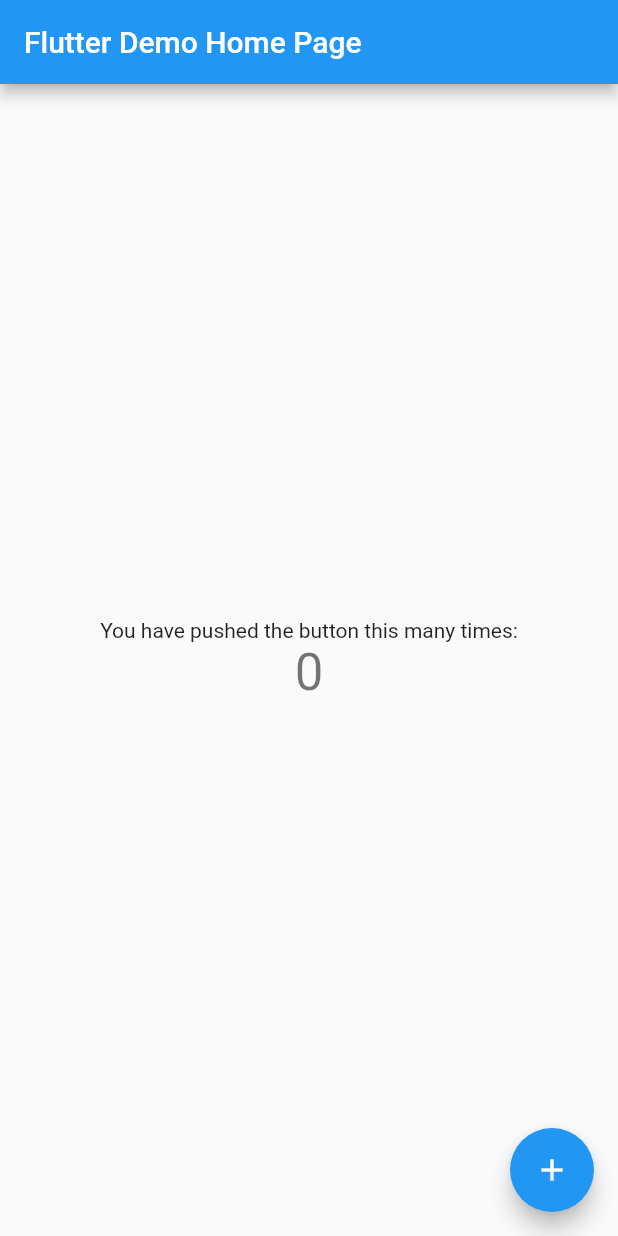
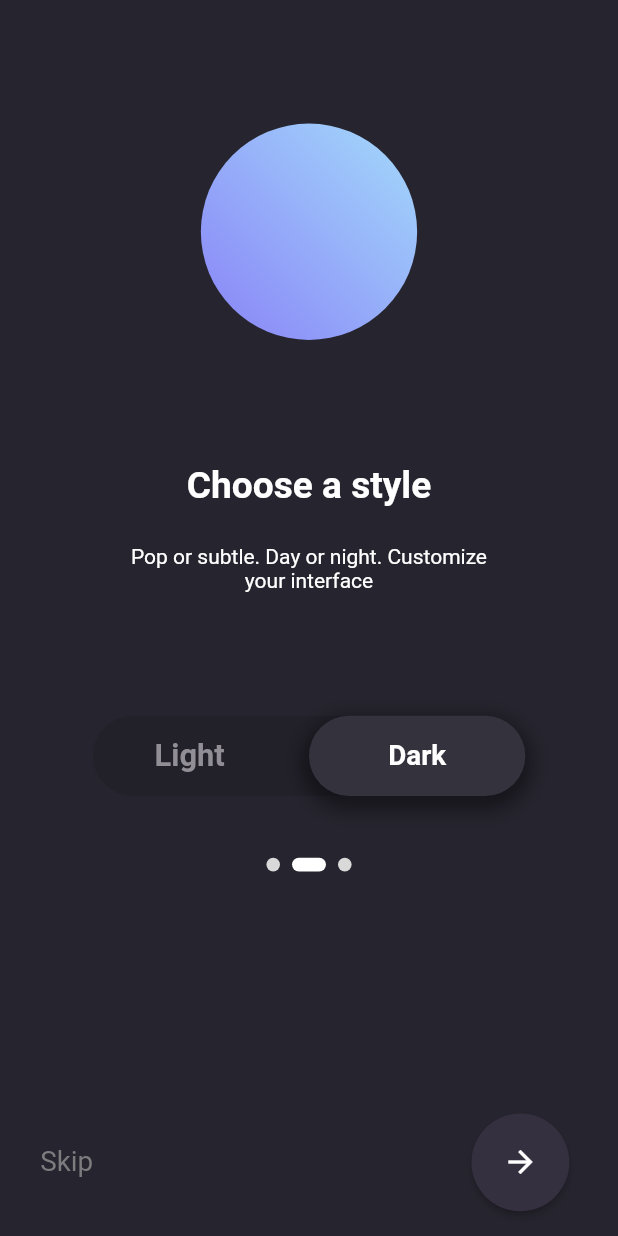
Before and after one commit to sayannath/Theme-Changer-App, a Flutter app: the screen it shows after launch, on a phone screen of 412 x 824 dp. Run offline on Flutter 3.47's test engine with Material 2 defaults, Android fonts, the phone set to English and light mode, and no system bars; our stand-ins replace hive; accounts and stored records are empty; Roboto replaces fonts that are missing (Rubik).

Commit message:
Initial Design

```diff
--- /dev/null
+++ b/lib/components/z_animated_toggle.dart
@@ -0,0 +1,85 @@
+import 'package:flutter/material.dart';
+import 'package:provider/provider.dart';
+import 'package:theme_app/models_providers/theme_provider.dart';
+
+
+class ZAnimatedToggle extends StatefulWidget {
+  final List<String> values;
+  final ValueChanged onToggleCallback;
+  ZAnimatedToggle({
+    Key key,
+    @required this.values,
+    @required this.onToggleCallback,
+  }) : super(key: key);
+
+  @override
+  _ZAnimatedToggleState createState() => _ZAnimatedToggleState();
+}
+
+class _ZAnimatedToggleState extends State<ZAnimatedToggle> {
+  @override
+  Widget build(BuildContext context) {
+    double width = MediaQuery.of(context).size.width;
+    final themeProvider = Provider.of<ThemeProvider>(context);
+    return Container(
+      width: width * .7,
+      height: width * .13,
+      child: Stack(
+        children: [
+          GestureDetector(
+            onTap: () {
+              widget.onToggleCallback(1);
+            },
+            child: Container(
+              width: width * .7,
+              height: width * .13,
+              decoration: ShapeDecoration(
+                  color: themeProvider.themeMode().toggleBackgroundColor,
+                  shape: RoundedRectangleBorder(
+                      borderRadius: BorderRadius.circular(width * .1))),
+              child: Row(
+                children: List.generate(
+                  widget.values.length,
+                  (index) => Padding(
+                    padding: EdgeInsets.symmetric(horizontal: width * .1),
+                    child: Text(
+                      widget.values[index],
+                      style: TextStyle(
+                          fontSize: width * .05,
+                          fontWeight: FontWeight.bold,
+                          color: Color(0xFF918f95)),
+                    ),
+                  ),
+                ),
+              ),
+            ),
+          ),
+          AnimatedAlign(
+            alignment: themeProvider.isLightTheme
+                ? Alignment.centerLeft
+                : Alignment.centerRight,
+            duration: Duration(milliseconds: 350),
+            curve: Curves.ease,
+            child: Container(
+              alignment: Alignment.center,
+              width: width * .35,
+              height: width * .13,
+              decoration: ShapeDecoration(
+                  color: themeProvider.themeMode().toggleButtonColor,
+                  shadows: themeProvider.themeMode().shadow,
+                  shape: RoundedRectangleBorder(
+                      borderRadius: BorderRadius.circular(width * .1))),
+              child: Text(
+                themeProvider.isLightTheme
+                    ? widget.values[0]
+                    : widget.values[1],
+                style: TextStyle(
+                    fontSize: width * .045, fontWeight: FontWeight.bold),
+              ),
+            ),
+          )
+        ],
+      ),
+    );
+  }
+}
--- a/lib/main.dart
+++ b/lib/main.dart
@@ -1,117 +1,58 @@
 import 'package:flutter/material.dart';
+import 'package:hive/hive.dart';
+import 'package:provider/provider.dart';
+import 'package:theme_app/pages/home_page.dart';
+import 'package:path_provider/path_provider.dart' as pathProvider;
+import 'package:theme_app/models_providers/theme_provider.dart';
 
-void main() {
-  runApp(MyApp());
+void main() async {
+  WidgetsFlutterBinding.ensureInitialized();
+  final appDocumentDirectory =
+      await pathProvider.getApplicationDocumentsDirectory();
+
+  Hive.init(appDocumentDirectory.path);
+
+  final settings = await Hive.openBox('settings');
+  bool isLightTheme = settings.get('isLightTheme') ?? false;
+
+  print(isLightTheme);
+
+  runApp(ChangeNotifierProvider(
+    create: (_) => ThemeProvider(isLightTheme: isLightTheme),
+    child: AppStart(),
+  ));
 }
 
-class MyApp extends StatelessWidget {
-  // This widget is the root of your application.
+// to ensure we have the themeProvider before the app starts lets make a few more changes.
+
+class AppStart extends StatelessWidget {
+  const AppStart({Key key}) : super(key: key);
+
   @override
   Widget build(BuildContext context) {
-    return MaterialApp(
-      title: 'Flutter Demo',
-      theme: ThemeData(
-        // This is the theme of your application.
-        //
-        // Try running your application with "flutter run". You'll see the
-        // application has a blue toolbar. Then, without quitting the app, try
-        // changing the primarySwatch below to Colors.green and then invoke
-        // "hot reload" (press "r" in the console where you ran "flutter run",
-        // or simply save your changes to "hot reload" in a Flutter IDE).
-        // Notice that the counter didn't reset back to zero; the application
-        // is not restarted.
-        primarySwatch: Colors.blue,
-        // This makes the visual density adapt to the platform that you run
-        // the app on. For desktop platforms, the controls will be smaller and
-        // closer together (more dense) than on mobile platforms.
-        visualDensity: VisualDensity.adaptivePlatformDensity,
-      ),
-      home: MyHomePage(title: 'Flutter Demo Home Page'),
+    ThemeProvider themeProvider = Provider.of<ThemeProvider>(context);
+    return MyApp(
+      themeProvider: themeProvider,
     );
   }
 }
 
-class MyHomePage extends StatefulWidget {
-  MyHomePage({Key key, this.title}) : super(key: key);
+class MyApp extends StatefulWidget with WidgetsBindingObserver {
+  final ThemeProvider themeProvider;
 
-  // This widget is the home page of your application. It is stateful, meaning
-  // that it has a State object (defined below) that contains fields that affect
-  // how it looks.
-
-  // This class is the configuration for the state. It holds the values (in this
-  // case the title) provided by the parent (in this case the App widget) and
-  // used by the build method of the State. Fields in a Widget subclass are
-  // always marked "final".
-
-  final String title;
-
+  const MyApp({Key key, @required this.themeProvider}) : super(key: key);
   @override
-  _MyHomePageState createState() => _MyHomePageState();
+  _MyAppState createState() => _MyAppState();
 }
 
-class _MyHomePageState extends State<MyHomePage> {
-  int _counter = 0;
-
-  void _incrementCounter() {
-    setState(() {
-      // This call to setState tells the Flutter framework that something has
-      // changed in this State, which causes it to rerun the build method below
-      // so that the display can reflect the updated values. If we changed
-      // _counter without calling setState(), then the build method would not be
-      // called again, and so nothing would appear to happen.
-      _counter++;
-    });
-  }
-
+class _MyAppState extends State<MyApp> {
   @override
   Widget build(BuildContext context) {
-    // This method is rerun every time setState is called, for instance as done
-    // by the _incrementCounter method above.
-    //
-    // The Flutter framework has been optimized to make rerunning build methods
-    // fast, so that you can just rebuild anything that needs updating rather
-    // than having to individually change instances of widgets.
-    return Scaffold(
-      appBar: AppBar(
-        // Here we take the value from the MyHomePage object that was created by
-        // the App.build method, and use it to set our appbar title.
-        title: Text(widget.title),
-      ),
-      body: Center(
-        // Center is a layout widget. It takes a single child and positions it
-        // in the middle of the parent.
-        child: Column(
-          // Column is also a layout widget. It takes a list of children and
-          // arranges them vertically. By default, it sizes itself to fit its
-          // children horizontally, and tries to be as tall as its parent.
-          //
-          // Invoke "debug painting" (press "p" in the console, choose the
-          // "Toggle Debug Paint" action from the Flutter Inspector in Android
-          // Studio, or the "Toggle Debug Paint" command in Visual Studio Code)
-          // to see the wireframe for each widget.
-          //
-          // Column has various properties to control how it sizes itself and
-          // how it positions its children. Here we use mainAxisAlignment to
-          // center the children vertically; the main axis here is the vertical
-          // axis because Columns are vertical (the cross axis would be
-          // horizontal).
-          mainAxisAlignment: MainAxisAlignment.center,
-          children: <Widget>[
-            Text(
-              'You have pushed the button this many times:',
-            ),
-            Text(
-              '$_counter',
-              style: Theme.of(context).textTheme.headline4,
-            ),
-          ],
-        ),
-      ),
-      floatingActionButton: FloatingActionButton(
-        onPressed: _incrementCounter,
-        tooltip: 'Increment',
-        child: Icon(Icons.add),
-      ), // This trailing comma makes auto-formatting nicer for build methods.
+    return MaterialApp(
+      debugShowCheckedModeBanner: false,
+      title: 'Light Dark Theme',
+      theme: widget.themeProvider.themeData(),
+      home: HomePage(),
     );
   }
 }
--- /dev/null
+++ b/lib/models_providers/theme_provider.dart
@@ -0,0 +1,101 @@
+import 'package:flutter/material.dart';
+import 'package:flutter/services.dart';
+import 'package:hive/hive.dart';
+
+class ThemeProvider with ChangeNotifier {
+  bool isLightTheme;
+
+  ThemeProvider({this.isLightTheme});
+
+  // the code below is to manage the status bar color when the theme changes
+  getCurrentStatusNavigationBarColor() {
+    if (isLightTheme) {
+      SystemChrome.setSystemUIOverlayStyle(SystemUiOverlayStyle(
+        statusBarColor: Colors.transparent,
+        statusBarBrightness: Brightness.light,
+        statusBarIconBrightness: Brightness.dark,
+        systemNavigationBarColor: Color(0xFFFFFFFF),
+        systemNavigationBarIconBrightness: Brightness.dark,
+      ));
+    } else {
+      SystemChrome.setSystemUIOverlayStyle(SystemUiOverlayStyle(
+        statusBarColor: Colors.transparent,
+        statusBarBrightness: Brightness.dark,
+        statusBarIconBrightness: Brightness.light,
+        systemNavigationBarColor: Color(0xFF26242e),
+        systemNavigationBarIconBrightness: Brightness.light,
+      ));
+    }
+  }
+
+  // use to toggle the theme
+  toggleThemeData() async {
+    final settings = await Hive.openBox('settings');
+    settings.put('isLightTheme', !isLightTheme);
+    isLightTheme = !isLightTheme;
+    getCurrentStatusNavigationBarColor();
+    notifyListeners();
+  }
+
+  // Global theme data we are always check if the light theme is enabled #isLightTheme
+  ThemeData themeData() {
+    return ThemeData(
+      visualDensity: VisualDensity.adaptivePlatformDensity,
+      primarySwatch: isLightTheme ? Colors.grey : Colors.grey,
+      primaryColor: isLightTheme ? Colors.white : Color(0xFF1E1F28),
+      brightness: isLightTheme ? Brightness.light : Brightness.dark,
+      backgroundColor: isLightTheme ? Color(0xFFFFFFFF) : Color(0xFF26242e),
+      scaffoldBackgroundColor:
+          isLightTheme ? Color(0xFFFFFFFF) : Color(0xFF26242e),
+    );
+  }
+
+  // Theme mode to display unique properties not cover in theme data
+  ThemeColor themeMode() {
+    return ThemeColor(
+      gradient: [
+        if (isLightTheme) ...[Color(0xDDFF0080), Color(0xDDFF8C00)],
+        if (!isLightTheme) ...[Color(0xFF8983F7), Color(0xFFA3DAFB)]
+      ],
+      textColor: isLightTheme ? Color(0xFF000000) : Color(0xFFFFFFFF),
+      toggleButtonColor: isLightTheme ? Color(0xFFFFFFFF) : Color(0xFf34323d),
+      toggleBackgroundColor:
+          isLightTheme ? Color(0xFFe7e7e8) : Color(0xFF222029),
+      shadow: [
+        if (isLightTheme)
+          BoxShadow(
+              color: Color(0xFFd8d7da),
+              spreadRadius: 5,
+              blurRadius: 10,
+              offset: Offset(0, 5)),
+        if (!isLightTheme)
+          BoxShadow(
+              color: Color(0x66000000),
+              spreadRadius: 5,
+              blurRadius: 10,
+              offset: Offset(0, 5))
+      ],
+    );
+  }
+}
+
+// A class to manage specify colors and styles in the app not supported by theme data
+class ThemeColor {
+  List<Color> gradient;
+  Color backgroundColor;
+  Color toggleButtonColor;
+  Color toggleBackgroundColor;
+  Color textColor;
+  List<BoxShadow> shadow;
+
+  ThemeColor({
+    this.gradient,
+    this.backgroundColor,
+    this.toggleBackgroundColor,
+    this.toggleButtonColor,
+    this.textColor,
+    this.shadow,
+  });
+}
+
+// Provider finished
--- /dev/null
+++ b/lib/pages/home_page.dart
@@ -0,0 +1,201 @@
+import 'package:flutter/material.dart';
+import 'package:provider/provider.dart';
+import 'package:theme_app/components/z_animated_toggle.dart';
+import 'package:theme_app/models_providers/theme_provider.dart';
+
+class HomePage extends StatefulWidget {
+  @override
+  _HomePageState createState() => _HomePageState();
+}
+
+class _HomePageState extends State<HomePage> with SingleTickerProviderStateMixin{
+  AnimationController _animationController;
+  GlobalKey<ScaffoldState> _scaffoldKey = GlobalKey<ScaffoldState>();
+
+  @override
+  void initState() {
+    _animationController =
+        AnimationController(vsync: this, duration: Duration(milliseconds: 800));
+    super.initState();
+  }
+
+  // function to toggle circle animation
+  changeThemeMode(bool theme) {
+    if (!theme) {
+      _animationController.forward(from: 0.0);
+    } else {
+      _animationController.reverse(from: 1.0);
+    }
+  }
+
+  @override
+  Widget build(BuildContext context) {
+    double height = MediaQuery.of(context).size.height;
+    double width = MediaQuery.of(context).size.width;
+    final themeProvider = Provider.of<ThemeProvider>(context);
+    return Scaffold(
+      key: _scaffoldKey,
+      body: SafeArea(
+        child: Container(
+          alignment: Alignment.center,
+          margin: EdgeInsets.only(top: height * 0.1),
+          child: Column(
+            children: [
+              Stack(
+                children: [
+                  Container(
+                    width: width * 0.35,
+                    height: width * 0.35,
+                    decoration: BoxDecoration(
+                      shape: BoxShape.circle,
+                      gradient: LinearGradient(
+                          colors: themeProvider.themeMode().gradient,
+                          begin: Alignment.bottomLeft,
+                          end: Alignment.topRight),
+                    ),
+                  ),
+                  Transform.translate(
+                    offset: Offset(40, 0),
+                    child: ScaleTransition(
+                      scale: _animationController.drive(
+                        Tween<double>(begin: 0.0, end: 1.0).chain(
+                          CurveTween(curve: Curves.decelerate),
+                        ),
+                      ),
+                      alignment: Alignment.topRight,
+                      child: Container(
+                        width: width * .26,
+                        height: width * .26,
+                        decoration: BoxDecoration(
+                            shape: BoxShape.circle,
+                            color: themeProvider.isLightTheme
+                                ? Colors.white
+                                : Color(0xFF26242e)),
+                      ),
+                    ),
+                  )
+                ],
+              ),
+              SizedBox(height: height * 0.1),
+              Text(
+                'Choose a style',
+                style: TextStyle(
+                    fontSize: width * .06, fontWeight: FontWeight.bold),
+              ),
+              SizedBox(height: height * 0.03),
+              Container(
+                width: width * .6,
+                child: Text(
+                  'Pop or subtle. Day or night. Customize your interface',
+                  textAlign: TextAlign.center,
+                ),
+              ),
+              SizedBox(height: height * 0.1),
+              ZAnimatedToggle(
+                values: ['Light', 'Dark'],
+                onToggleCallback: (v) async {
+                  await themeProvider.toggleThemeData();
+                  setState(() {});
+                  changeThemeMode(themeProvider.isLightTheme);
+                },
+              ),
+              SizedBox(
+                height: height * .05,
+              ),
+              Row(
+                mainAxisAlignment: MainAxisAlignment.center,
+                children: <Widget>[
+                  buildDot(
+                    width: width * 0.022,
+                    height: width * 0.022,
+                    color: const Color(0xFFd9d9d9),
+                  ),
+                  buildDot(
+                    width: width * 0.055,
+                    height: width * 0.022,
+                    color: themeProvider.isLightTheme
+                        ? Color(0xFF26242e)
+                        : Colors.white,
+                  ),
+                  buildDot(
+                    width: width * 0.022,
+                    height: width * 0.022,
+                    color: const Color(0xFFd9d9d9),
+                  ),
+                ],
+              ),
+              // skip & next
+              Expanded(
+                child: Container(
+                  margin: EdgeInsets.symmetric(
+                      vertical: height * 0.02, horizontal: width * 0.04),
+                  alignment: Alignment.bottomCenter,
+                  child: Row(
+                    mainAxisAlignment: MainAxisAlignment.spaceBetween,
+                    children: <Widget>[
+                      Padding(
+                        padding:
+                            EdgeInsets.symmetric(horizontal: width * 0.025),
+                        child: Text(
+                          'Skip',
+                          style: TextStyle(
+                            fontSize: width * 0.045,
+                            color: const Color(0xFF7c7b7e),
+                            fontFamily: 'Rubik',
+                          ),
+                        ),
+                      ),
+                      RaisedButton(
+                        onPressed: () {
+                          _scaffoldKey.currentState.showSnackBar(
+                            SnackBar(
+                              content: Text(
+                                'Loved it? Give a star on Github',
+                                textAlign: TextAlign.center,
+                                style: TextStyle(
+                                  fontFamily: 'Rubik',
+                                  fontSize: width * 0.045,
+                                ),
+                              ),
+                            ),
+                          );
+                        },
+                        shape: CircleBorder(),
+                        color: themeProvider.isLightTheme
+                            ? const Color(0xFFFFFFFF)
+                            : const Color(0xFF35303f),
+                        child: Padding(
+                          padding: EdgeInsets.all(width * 0.05),
+                          child: Icon(
+                            Icons.arrow_forward,
+                            color: themeProvider.isLightTheme
+                                ? const Color(0xFF000000)
+                                : const Color(0xFFFFFFFF),
+                          ),
+                        ),
+                      )
+                    ],
+                  ),
+                ),
+              ),
+            ],
+          ),
+        ),
+      ),
+    );
+  }
+
+  Container buildDot({double width, double height, Color color}) {
+    return Container(
+      margin: EdgeInsets.symmetric(horizontal: 4),
+      width: width,
+      height: height,
+      decoration: ShapeDecoration(
+        shape: RoundedRectangleBorder(
+          borderRadius: BorderRadius.circular(20),
+        ),
+        color: color,
+      ),
+    );
+  }
+}
--- a/pubspec.yaml
+++ b/pubspec.yaml
@@ -28,6 +28,9 @@ dependencies:
   # The following adds the Cupertino Icons font to your application.
   # Use with the CupertinoIcons class for iOS style icons.
   cupertino_icons: ^0.1.3
+  path_provider: ^1.6.11
+  hive: ^1.4.3
+  provider: ^4.3.2
 
 dev_dependencies:
   flutter_test:
```
Also changed, not shown: pubspec.lock, 6 other files.
